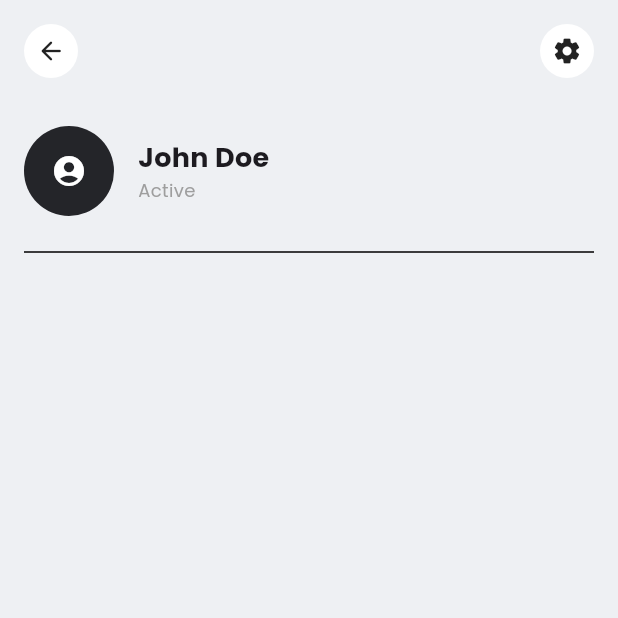
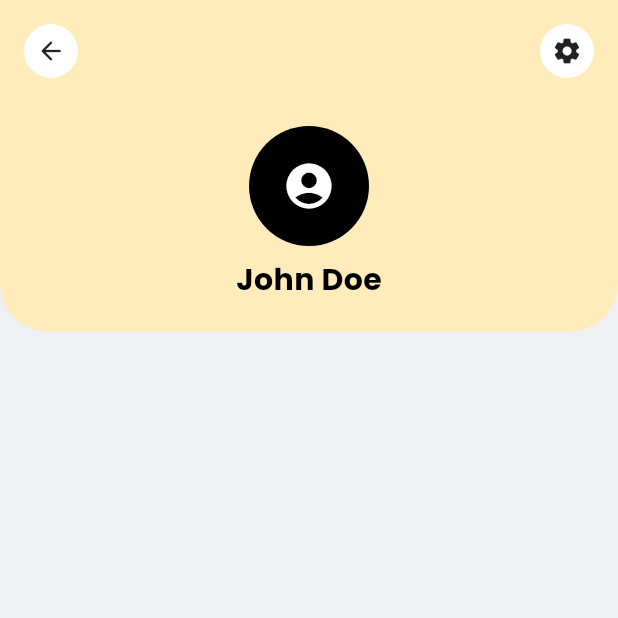
Before and after one commit to Parth-11/Connectify-App, a Flutter app: the screen it shows after launch, after a tap on "Sign In", after a tap on the "account circle" icon, on a phone screen of 412 x 824 dp, the top half of it. Run offline on Flutter 3.47's test engine with Material 3 defaults, Android fonts, the phone set to English and light mode, and no system bars; our stand-ins replace google_fonts, shared_preferences; network calls fail.

Commit message:
[ui] Changed profile page ui and added animation

```diff
--- a/lib/pages/profile/profile.dart
+++ b/lib/pages/profile/profile.dart
@@ -3,8 +3,59 @@ import 'package:flutter/material.dart';
 import '/pages/settings/settings.dart';
 import '/widgets/rounded_icon_button.dart';
 
-class ProfilePage extends StatelessWidget {
+class ProfilePage extends StatefulWidget {
   const ProfilePage({super.key});
+
+  @override
+  State<ProfilePage> createState() => _ProfilePageState();
+}
+
+class _ProfilePageState extends State<ProfilePage>
+    with SingleTickerProviderStateMixin {
+  final headerKey = GlobalKey();
+  late AnimationController _controller;
+  late Animation<double> animation;
+
+  double columnHeight = 0;
+
+  @override
+  void initState() {
+    super.initState();
+
+    _controller = AnimationController(
+      vsync: this,
+      duration: const Duration(milliseconds: 800),
+    );
+
+    WidgetsBinding.instance.addPostFrameCallback((_) {
+      _measureColumnHeight();
+    });
+  }
+
+  @override
+  void dispose() {
+    _controller.dispose();
+    super.dispose();
+  }
+
+  void _measureColumnHeight() {
+    final renderBox =
+        headerKey.currentContext?.findRenderObject() as RenderBox?;
+    if (renderBox != null) {
+      setState(() {
+        columnHeight = renderBox.size.height;
+
+        animation = Tween<double>(begin: 0, end: columnHeight).animate(
+          CurvedAnimation(parent: _controller, curve: Curves.easeOutBack),
+        );
+
+        Future.delayed(
+          Duration(milliseconds: 300),
+          () => _controller.forward(),
+        );
+      });
+    }
+  }
 
   @override
   Widget build(BuildContext context) {
@@ -12,12 +63,31 @@ class ProfilePage extends StatelessWidget {
 
     return Scaffold(
       body: SafeArea(
-        child: Padding(
-          padding: EdgeInsets.all(16),
         child: Column(
-            crossAxisAlignment: CrossAxisAlignment.start,
           children: [
-              Row(
+            Stack(
+              children: [
+                if (columnHeight > 0)
+                  AnimatedBuilder(
+                    animation: _controller,
+                    builder: (_, _) => Container(
+                      height: animation.value,
+                      decoration: BoxDecoration(
+                        color: theme.colorScheme.tertiary,
+                        borderRadius: BorderRadius.only(
+                          bottomLeft: Radius.circular(32),
+                          bottomRight: Radius.circular(32),
+                        ),
+                      ),
+                    ),
+                  ),
+                Column(
+                  key: headerKey,
+                  mainAxisSize: MainAxisSize.min,
+                  children: [
+                    Padding(
+                      padding: const EdgeInsets.fromLTRB(16, 16, 16, 32),
+                      child: Row(
                         children: [
                           RoundedIconButton(
                             icon: Icons.arrow_back_rounded,
@@ -27,54 +97,46 @@ class ProfilePage extends StatelessWidget {
                           const Spacer(),
                           RoundedIconButton(
                             icon: Icons.settings_rounded,
-                    onTap: () => Navigator.of(
-                      context,
-                    ).push(MaterialPageRoute(builder: (_) => SettingsPage())),
+                            onTap: () => Navigator.of(context).push(
+                              MaterialPageRoute(builder: (_) => SettingsPage()),
+                            ),
                             color: theme.colorScheme.surface,
                           ),
                         ],
                       ),
-              const SizedBox(height: 32),
-              Row(
-                children: [
+                    ),
                     Hero(
                       tag: "pfp",
                       child: Container(
                         decoration: BoxDecoration(
                           shape: BoxShape.circle,
-                        color: theme.colorScheme.primaryContainer,
+                          color: theme.colorScheme.onTertiary,
                         ),
-                      height: 60,
-                      width: 60,
+                        height: 80,
+                        width: 80,
                         child: Icon(
                           Icons.account_circle,
                           color: theme.colorScheme.onPrimaryContainer,
+                          size: 36,
                         ),
                       ),
                     ),
-                  SizedBox(width: 16),
-                  Column(
-                    crossAxisAlignment: CrossAxisAlignment.start,
-                    children: [
+                    SizedBox(height: 8),
                     Text(
                       "John Doe",
                       style: TextStyle(
                         fontWeight: FontWeight.bold,
-                          fontSize: 18,
+                        fontSize: 20,
+                        color: theme.colorScheme.onTertiary,
                       ),
                     ),
-                      Text(
-                        "Active",
-                        style: TextStyle(color: Colors.grey, fontSize: 12),
+                    SizedBox(height: 20),
+                  ],
                 ),
               ],
             ),
           ],
         ),
-              Divider(height: 48),
-            ],
-          ),
-        ),
       ),
     );
   }
```
Lines whose indentation alone changed are shown as unchanged.
